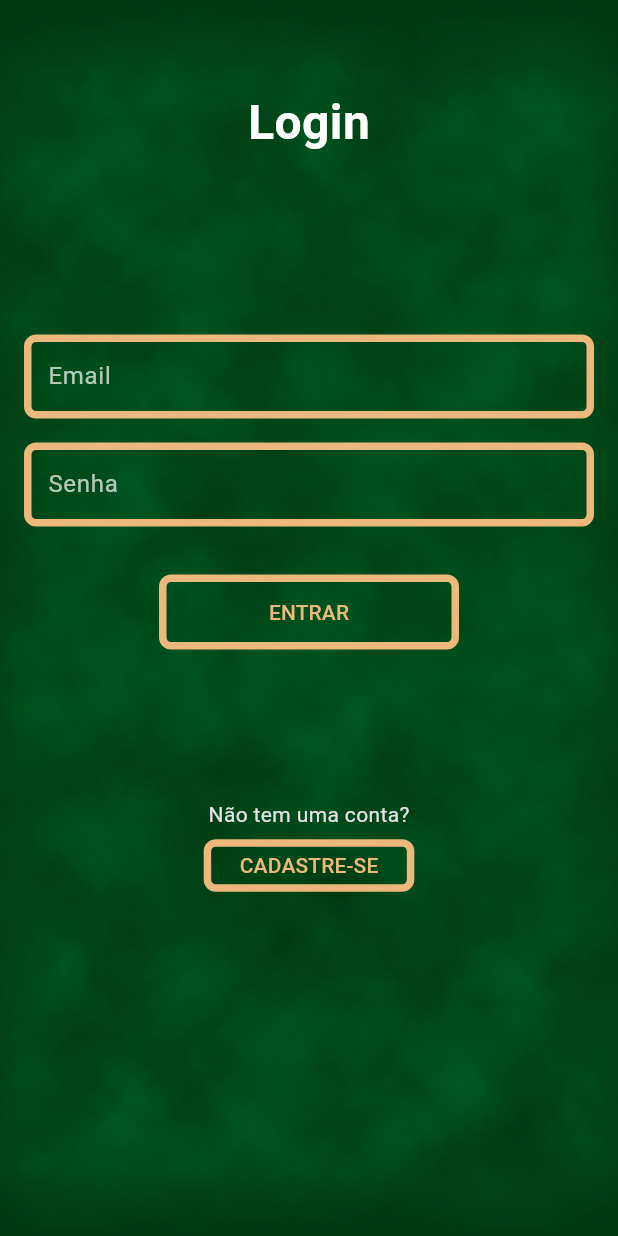
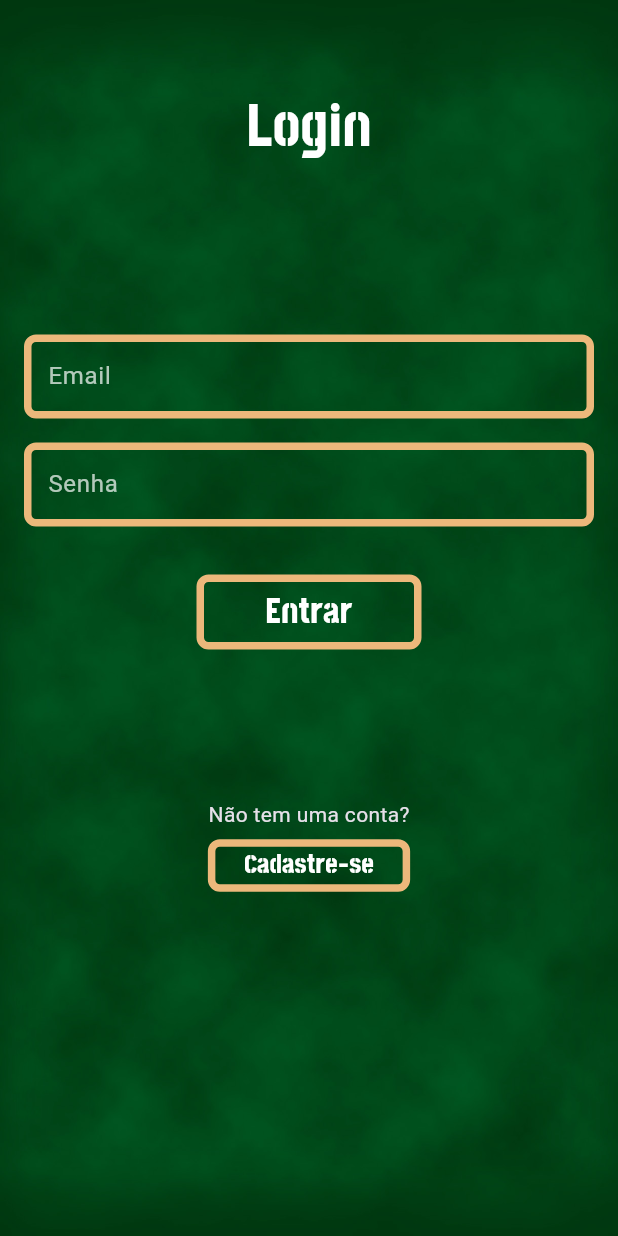
Before and after one commit to Samuelribeiro99/the-championship-manager, a Flutter app: the screen it shows after launch, on a phone screen of 412 x 824 dp. Run offline on Flutter 3.47's test engine with Material 3 defaults, Android fonts, the phone set to English and light mode, and no system bars; our stand-ins replace firebase_auth, firebase_core, flutter_svg; accounts and stored records are empty.

```diff
--- a/app/lib/tela_login.dart
+++ b/app/lib/tela_login.dart
@@ -89,11 +89,19 @@ class _TelaLoginState extends State<TelaLogin> {
                     child: OutlinedButton(
                       onPressed: _loading ? null : _login,
                       style: OutlinedButton.styleFrom().copyWith(
-                        minimumSize: WidgetStateProperty.all(const Size(200, 50)),
+                        minimumSize: WidgetStateProperty.all(const Size(150, 50)),
                       ),
                       child: _loading
                           ? CircularProgressIndicator(color: AppColors.borderYellow)
-                          : const Text('ENTRAR'),
+                          : const Text(
+                            'Entrar',
+                            style: TextStyle(
+                              fontFamily: 'PostNoBillsColombo',
+                              color: AppColors.textColor,
+                              fontSize: 24,
+                              fontWeight: FontWeight.bold,
+                            ),
+                          ),
                     ),
                   ),
                   const SizedBox(height: 100),
@@ -111,15 +119,20 @@ class _TelaLoginState extends State<TelaLogin> {
                         ),
                       ),
                     ),
-                    child: const Text('CADASTRE-SE'),
+                    child: const Text(
+                      'Cadastre-se',
+                      style: TextStyle(
+                        fontFamily: 'PostNoBillsColombo',
+                        color: AppColors.textColor,
+                        fontSize: 18,
+                        fontWeight: FontWeight.bold,
+                      ),
+                    ),
                   ),
                 ],
               ),
             ),
           ),
-
-          // --- ITEM 2: O TÍTULO "LOGIN" POSICIONADO LIVREMENTE ---
-          // O Align nos permite posicionar seu filho dentro do Stack.
           Align(
             // Alignment(x, y): x=-1.0 (esquerda), x=1.0 (direita)
             //                  y=-1.0 (topo),    y=1.0 (fundo)
@@ -127,8 +140,9 @@ class _TelaLoginState extends State<TelaLogin> {
             child: const Text(
               'Login',
               style: TextStyle(
+                fontFamily: 'PostNoBillsColombo',
                 color: Colors.white,
-                fontSize: 32,
+                fontSize: 40,
                 fontWeight: FontWeight.bold,
               ),
             ),
--- a/app/lib/widgets/square_icon_button.dart
+++ b/app/lib/widgets/square_icon_button.dart
@@ -10,7 +10,7 @@ class SquareIconButton extends StatelessWidget {
     super.key,
     required this.svgAsset,
     required this.onPressed,
-    this.size = 50.0, // Tamanho padrão de 50x50
+    this.size = 60.0, // Tamanho padrão de 50x50
   });
 
   @override
```
Also changed, not shown: app/lib/tela_cadastro.dart (+14 -4 lines), app/lib/tela_configuracoes.dart (+145 -5 lines).
